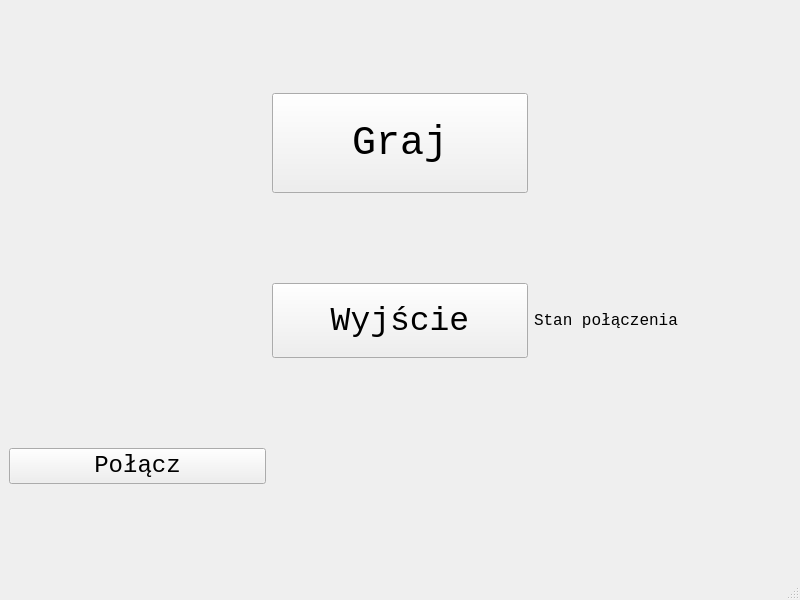
Old version of the form mainwindow.ui in the repository Wirgiliusz/FlyAndShoot.
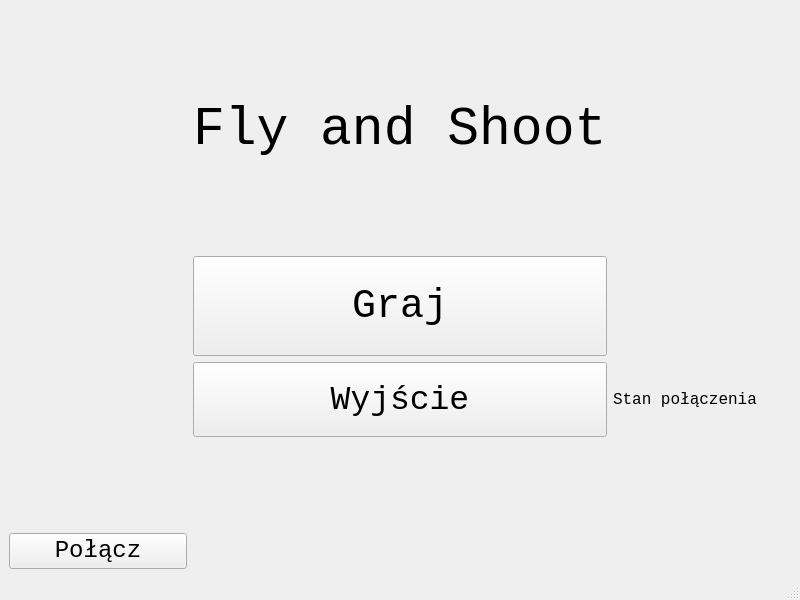
New version of the form.

Commit message: Dodanie tytulu w oknie glownym

```diff
--- a/mainwindow.ui
+++ b/mainwindow.ui
@@ -27,60 +27,19 @@
   <widget class="QWidget" name="centralwidget">
    <layout class="QGridLayout" name="gridLayout">
     <item row="1" column="1">
-     <widget class="QPushButton" name="pushButtonWyjscie">
-      <property name="sizePolicy">
-       <sizepolicy hsizetype="Minimum" vsizetype="Fixed">
-        <horstretch>0</horstretch>
-        <verstretch>100</verstretch>
-       </sizepolicy>
-      </property>
-      <property name="minimumSize">
-       <size>
-        <width>0</width>
-        <height>75</height>
-       </size>
-      </property>
+     <widget class="QLabel" name="labelTytul">
       <property name="font">
        <font>
         <family>Courier New</family>
-        <pointsize>25</pointsize>
+        <pointsize>40</pointsize>
        </font>
       </property>
       <property name="text">
-       <string>Wyjście</string>
+       <string>Fly and Shoot</string>
       </property>
      </widget>
     </item>
-    <item row="0" column="4">
-     <spacer name="horizontalSpacer">
-      <property name="orientation">
-       <enum>Qt::Horizontal</enum>
-      </property>
-      <property name="sizeType">
-       <enum>QSizePolicy::MinimumExpanding</enum>
-      </property>
-      <property name="sizeHint" stdset="0">
-       <size>
-        <width>80</width>
-        <height>20</height>
-       </size>
-      </property>
-     </spacer>
-    </item>
-    <item row="0" column="0">
-     <spacer name="horizontalSpacer_2">
-      <property name="orientation">
-       <enum>Qt::Horizontal</enum>
-      </property>
-      <property name="sizeHint" stdset="0">
-       <size>
-        <width>40</width>
-        <height>20</height>
-       </size>
-      </property>
-     </spacer>
-    </item>
-    <item row="2" column="0">
+    <item row="6" column="0">
      <widget class="QPushButton" name="pushButtonPolacz">
       <property name="minimumSize">
        <size>
@@ -99,49 +58,107 @@
       </property>
      </widget>
     </item>
+    <item row="3" column="0">
+     <spacer name="horizontalSpacer_2">
+      <property name="orientation">
+       <enum>Qt::Horizontal</enum>
+      </property>
+      <property name="sizeHint" stdset="0">
+       <size>
+        <width>40</width>
+        <height>20</height>
+       </size>
+      </property>
+     </spacer>
+    </item>
+    <item row="5" column="1">
+     <spacer name="verticalSpacer">
+      <property name="orientation">
+       <enum>Qt::Vertical</enum>
+      </property>
+      <property name="sizeHint" stdset="0">
+       <size>
+        <width>20</width>
+        <height>40</height>
+       </size>
+      </property>
+     </spacer>
+    </item>
+    <item row="3" column="4">
+     <spacer name="horizontalSpacer">
+      <property name="orientation">
+       <enum>Qt::Horizontal</enum>
+      </property>
+      <property name="sizeType">
+       <enum>QSizePolicy::MinimumExpanding</enum>
+      </property>
+      <property name="sizeHint" stdset="0">
+       <size>
+        <width>80</width>
+        <height>20</height>
+       </size>
+      </property>
+     </spacer>
+    </item>
     <item row="2" column="1">
-     <spacer name="horizontalSpacer_3">
+     <spacer name="verticalSpacer_2">
       <property name="orientation">
-       <enum>Qt::Horizontal</enum>
+       <enum>Qt::Vertical</enum>
       </property>
       <property name="sizeHint" stdset="0">
        <size>
-        <width>40</width>
+        <width>20</width>
         <height>20</height>
        </size>
       </property>
      </spacer>
     </item>
-    <item row="2" column="4">
+    <item row="6" column="4">
      <widget class="QLabel" name="labelStanPolaczeniaIcon">
       <property name="text">
        <string/>
       </property>
      </widget>
     </item>
-    <item row="1" column="4">
-     <widget class="QLabel" name="labelStanPolaczenia">
-      <property name="enabled">
-       <bool>true</bool>
-      </property>
+    <item row="4" column="1">
+     <widget class="QPushButton" name="pushButtonWyjscie">
       <property name="sizePolicy">
-       <sizepolicy hsizetype="Fixed" vsizetype="Fixed">
+       <sizepolicy hsizetype="Minimum" vsizetype="Fixed">
         <horstretch>0</horstretch>
-        <verstretch>0</verstretch>
+        <verstretch>100</verstretch>
        </sizepolicy>
       </property>
+      <property name="minimumSize">
+       <size>
+        <width>0</width>
+        <height>75</height>
+       </size>
+      </property>
       <property name="font">
        <font>
         <family>Courier New</family>
-        <pointsize>12</pointsize>
+        <pointsize>25</pointsize>
        </font>
       </property>
       <property name="text">
-       <string>Stan połączenia</string>
+       <string>Wyjście</string>
       </property>
      </widget>
     </item>
-    <item row="0" column="1">
+    <item row="6" column="1">
+     <spacer name="horizontalSpacer_3">
+      <property name="orientation">
+       <enum>Qt::Horizontal</enum>
+      </property>
+      <property name="sizeHint" stdset="0">
+       <size>
+        <width>40</width>
+        <height>20</height>
+       </size>
+      </property>
+     </spacer>
+    </item>
+    <item row="3" column="1">
      <widget class="QPushButton" name="pushButtonGraj">
       <property name="sizePolicy">
        <sizepolicy hsizetype="Minimum" vsizetype="Fixed">
@@ -172,6 +189,41 @@
       </property>
      </widget>
     </item>
+    <item row="4" column="4">
+     <widget class="QLabel" name="labelStanPolaczenia">
+      <property name="enabled">
+       <bool>true</bool>
+      </property>
+      <property name="sizePolicy">
+       <sizepolicy hsizetype="Fixed" vsizetype="Fixed">
+        <horstretch>0</horstretch>
+        <verstretch>0</verstretch>
+       </sizepolicy>
+      </property>
+      <property name="font">
+       <font>
+        <family>Courier New</family>
+        <pointsize>12</pointsize>
+       </font>
+      </property>
+      <property name="text">
+       <string>Stan połączenia</string>
+      </property>
+     </widget>
+    </item>
+    <item row="0" column="1">
+     <spacer name="verticalSpacer_3">
+      <property name="orientation">
+       <enum>Qt::Vertical</enum>
+      </property>
+      <property name="sizeHint" stdset="0">
+       <size>
+        <width>20</width>
+        <height>40</height>
+       </size>
+      </property>
+     </spacer>
+    </item>
    </layout>
   </widget>
   <widget class="QStatusBar" name="statusbar"/>
```
